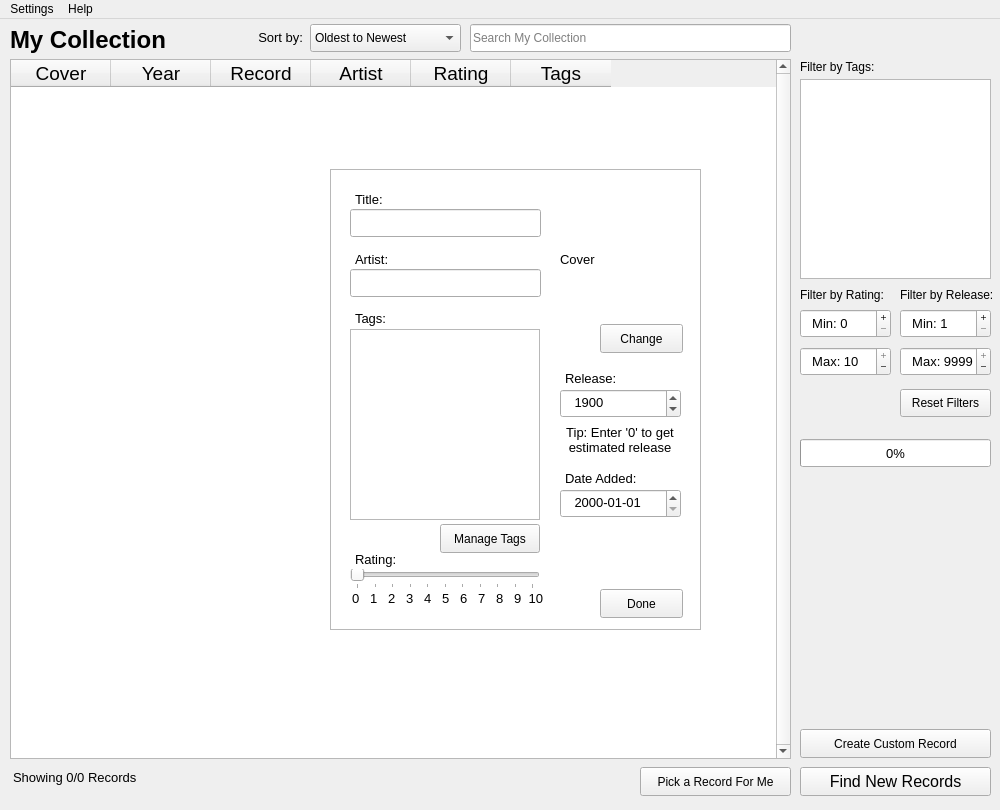
Above: My Record Collection Source/mainwindow.ui from Drag0nCodes/MyRecordCollection before the change. Below: the same form after it.
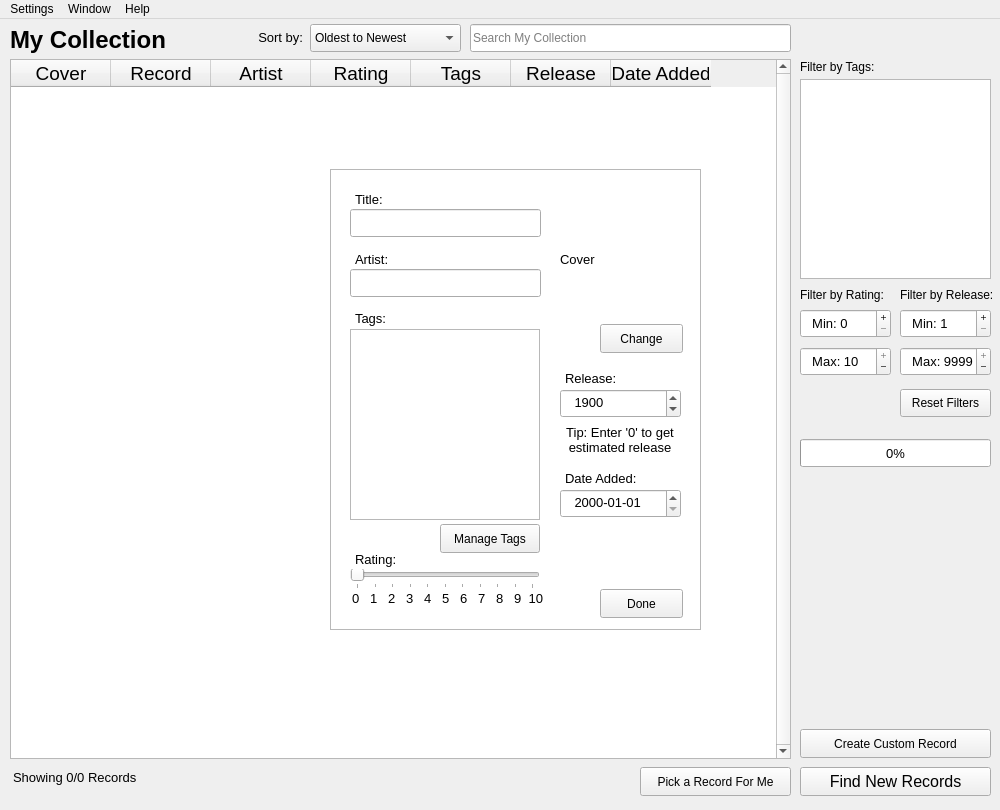
That is the form after the change.

Commit message:
Frontend: - Resizeable app window - Window will keep its size after close and reopen - Can hide/show some columns on the my record table from the "Window" menubar drop down, these also save on startup - Search record table cover resized to match my record table cover - Made buttons in light theme lighter
Backend:
- New sizechangefilter.h file that emits a signal when the window size is changed

What changed in the file:
```diff
--- a/My Record Collection Source/mainwindow.ui
+++ b/My Record Collection Source/mainwindow.ui
@@ -10,6 +10,12 @@
     <height>810</height>
    </rect>
   </property>
+  <property name="sizePolicy">
+   <sizepolicy hsizetype="Expanding" vsizetype="Expanding">
+    <horstretch>0</horstretch>
+    <verstretch>0</verstretch>
+   </sizepolicy>
+  </property>
   <property name="windowTitle">
    <string>MainWindow</string>
   </property>
@@ -109,11 +115,6 @@
         <string>Cover</string>
        </property>
       </column>
-      <column>
-       <property name="text">
-        <string>Year</string>
-       </property>
-      </column>
       <column>
        <property name="text">
         <string>Record</string>
@@ -134,6 +135,16 @@
         <string>Tags</string>
        </property>
       </column>
+      <column>
+       <property name="text">
+        <string>Release</string>
+       </property>
+      </column>
+      <column>
+       <property name="text">
+        <string>Date Added</string>
+       </property>
+      </column>
      </widget>
      <widget class="QLabel" name="myRecord_PageLabel">
       <property name="geometry">
@@ -1377,7 +1388,17 @@
     <addaction name="separator"/>
     <addaction name="settings_actionExit"/>
    </widget>
+   <widget class="QMenu" name="menuView">
+    <property name="title">
+     <string>Window</string>
+    </property>
+    <addaction name="actionCover"/>
+    <addaction name="actionRating"/>
+    <addaction name="actionRelease"/>
+    <addaction name="actionAdded_Date"/>
+   </widget>
    <addaction name="menuSettings"/>
+   <addaction name="menuView"/>
    <addaction name="menuHelp"/>
   </widget>
   <action name="settings_actionToggleTheme">
```
Left out of the diff: 46 changed lines with no effect on the pictures. The commit also changes 9 other files.
